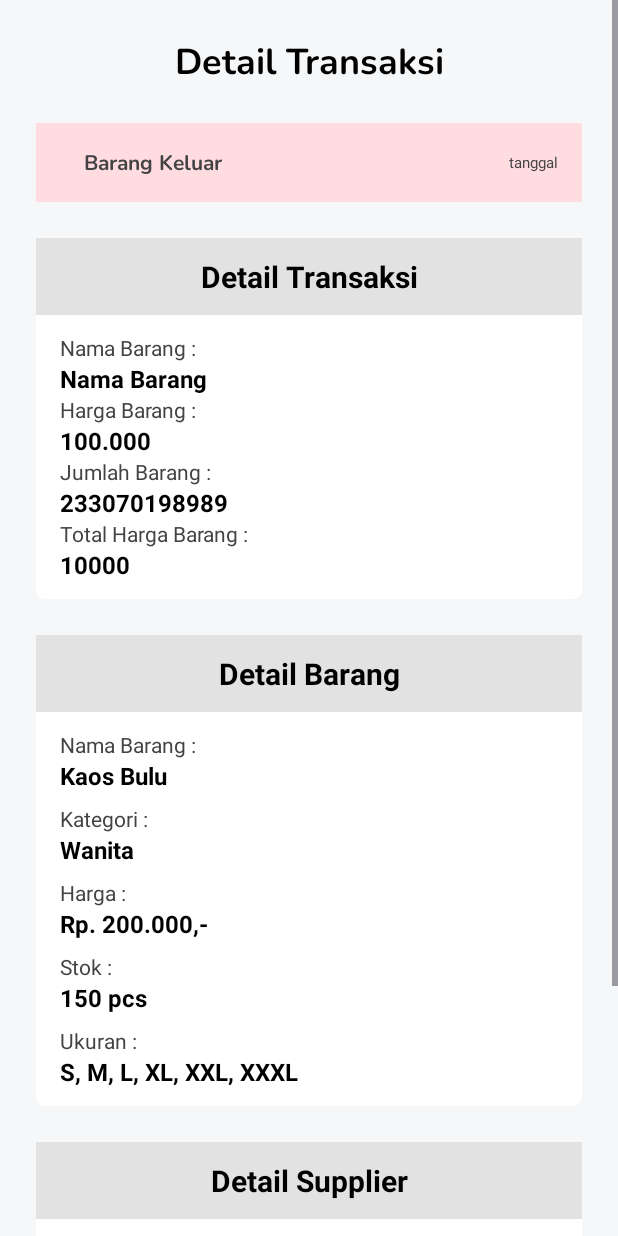
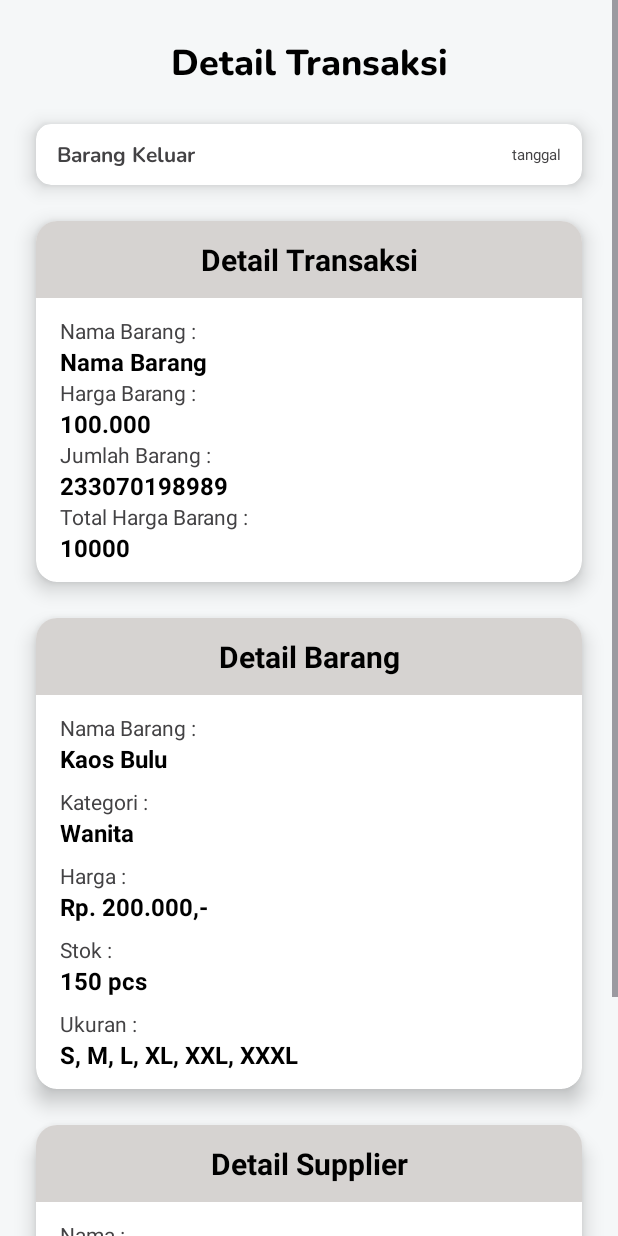
Before and after one commit to hamdaniqhmqd/APK-Monitoring-Gudang, an Android app: the fragment DetailTransaksiFragment placed in its activity, on a phone screen of 412 x 824 dp. Run offline under Robolectric (Android 15) with nearby library versions, the phone set to English and light mode, and no system bars; our stand-ins replace Room's generated code, data binding; pictures from the network do not load.

Commit message:
perbaikan dan penyesuaian tampilan transaksi

```diff
--- a/app/src/main/java/com/tugas/aplikasimonitoringgudang/ui/transaksi/DetailTransaksiFragment.kt
+++ b/app/src/main/java/com/tugas/aplikasimonitoringgudang/ui/transaksi/DetailTransaksiFragment.kt
@@ -109,7 +109,7 @@ class DetailTransaksiFragment : Fragment() {
                 status = transaksi.status
 
                 if (status == 1) {
-                    binding.wadahStatus.setBackgroundColor(
+                    binding.wadahStatus.setCardBackgroundColor(
                         ContextCompat.getColor(
                             requireContext(),
                             R.color.merah_keluar
@@ -117,7 +117,7 @@ class DetailTransaksiFragment : Fragment() {
                     )
                     binding.status.text = "Barang Keluar"
                 } else if (status == 2) {
-                    binding.wadahStatus.setBackgroundColor(
+                    binding.wadahStatus.setCardBackgroundColor(
                         ContextCompat.getColor(
                             requireContext(),
                             R.color.hijau_masuk
@@ -135,7 +135,7 @@ class DetailTransaksiFragment : Fragment() {
 
                 if (transaksi.statusAkhir == 3) {
                     binding.wadahStatusAkhir.visibility = View.VISIBLE
-                    binding.wadahStatusAkhir.setBackgroundColor(
+                    binding.wadahStatusAkhir.setCardBackgroundColor(
                         ContextCompat.getColor(
                             requireContext(),
                             R.color.putih_smooth
--- a/app/src/main/res/drawable/card_rounded_bawah.xml
+++ b/app/src/main/res/drawable/card_rounded_bawah.xml
@@ -4,6 +4,6 @@
     <corners
         android:topLeftRadius="0dp"
         android:topRightRadius="0dp"
-        android:bottomLeftRadius="20dp"
-        android:bottomRightRadius="20dp"/>
+        android:bottomLeftRadius="16dp"
+        android:bottomRightRadius="16dp"/>
 </shape>
--- a/app/src/main/res/layout/fragment_detail_transaksi.xml
+++ b/app/src/main/res/layout/fragment_detail_transaksi.xml
@@ -23,7 +23,7 @@
                 android:layout_width="wrap_content"
                 android:layout_height="wrap_content"
                 android:layout_marginTop="24dp"
-                android:fontFamily="@font/nunitobold"
+                android:fontFamily="@font/nunitoextrabold"
                 android:text="Detail Transaksi"
                 android:textColor="@color/black"
                 android:textSize="24sp"
@@ -32,23 +32,32 @@
                 app:layout_constraintTop_toTopOf="parent"
                 tools:ignore="MissingConstraints" />
 
-            <androidx.constraintlayout.widget.ConstraintLayout
+            <androidx.cardview.widget.CardView
                 android:id="@+id/wadah_status"
                 android:layout_width="match_parent"
                 android:layout_height="wrap_content"
                 android:layout_marginHorizontal="24dp"
                 android:layout_marginTop="24dp"
-                android:background="@color/merah_keluar"
-                android:padding="16dp"
+                android:background="@drawable/card_rounded"
+                android:visibility="visible"
+                app:cardCornerRadius="10dp"
+                app:cardElevation="8dp"
+                app:layout_constraintEnd_toEndOf="parent"
+                app:layout_constraintStart_toStartOf="parent"
                 app:layout_constraintTop_toBottomOf="@+id/label"
                 tools:ignore="MissingConstraints">
+
+                <androidx.constraintlayout.widget.ConstraintLayout
+                    android:layout_width="match_parent"
+                    android:layout_height="wrap_content"
+                    android:paddingHorizontal="14dp"
+                    android:paddingVertical="10dp">
 
                     <TextView
                         android:id="@+id/status"
                         android:layout_width="wrap_content"
                         android:layout_height="wrap_content"
                         android:fontFamily="@font/nunitobold"
-                    android:paddingStart="16dp"
                         android:text="Barang Keluar"
                         android:textColor="@color/hitam_smooth"
                         android:textSize="14sp"
@@ -61,7 +70,54 @@
                         android:id="@+id/tanggal_transaksi"
                         android:layout_width="wrap_content"
                         android:layout_height="wrap_content"
-                    android:layout_marginStart="14dp"
+                        android:text="tanggal"
+                        android:textAlignment="textEnd"
+                        android:textColor="@color/hitam_smooth"
+                        android:textSize="10sp"
+                        app:layout_constraintBottom_toBottomOf="parent"
+                        app:layout_constraintEnd_toEndOf="parent"
+                        app:layout_constraintTop_toTopOf="parent" />
+
+                </androidx.constraintlayout.widget.ConstraintLayout>
+
+            </androidx.cardview.widget.CardView>
+
+            <androidx.cardview.widget.CardView
+                android:id="@+id/wadah_status_akhir"
+                android:layout_width="match_parent"
+                android:layout_height="wrap_content"
+                android:layout_marginHorizontal="24dp"
+                android:layout_marginTop="24dp"
+                android:background="@drawable/card_rounded"
+                app:cardCornerRadius="10dp"
+                app:cardElevation="8dp"
+                android:visibility="gone"
+                app:layout_constraintTop_toBottomOf="@+id/wadah_status"
+                tools:ignore="MissingConstraints">
+
+                <androidx.constraintlayout.widget.ConstraintLayout
+                    android:layout_width="match_parent"
+                    android:layout_height="wrap_content"
+                    android:paddingHorizontal="14dp"
+                    android:paddingVertical="10dp">
+
+                    <TextView
+                        android:id="@+id/status_akhir"
+                        android:layout_width="wrap_content"
+                        android:layout_height="wrap_content"
+                        android:fontFamily="@font/nunitobold"
+                        android:text="Barang Keluar"
+                        android:textColor="@color/hitam_smooth"
+                        android:textSize="14sp"
+                        android:textStyle="bold"
+                        app:layout_constraintBottom_toBottomOf="parent"
+                        app:layout_constraintStart_toStartOf="parent"
+                        app:layout_constraintTop_toTopOf="parent" />
+
+                    <TextView
+                        android:id="@+id/tanggal_transaksi_akhir"
+                        android:layout_width="wrap_content"
+                        android:layout_height="wrap_content"
                         android:text="tanggal"
                         android:textColor="@color/hitam_smooth"
                         android:textSize="10sp"
@@ -71,47 +127,9 @@
 
                 </androidx.constraintlayout.widget.ConstraintLayout>
 
-            <androidx.constraintlayout.widget.ConstraintLayout
-                android:id="@+id/wadah_status_akhir"
-                android:layout_width="match_parent"
-                android:layout_height="wrap_content"
-                android:layout_marginHorizontal="24dp"
-                android:layout_marginTop="24dp"
-                android:visibility="gone"
-                android:background="@color/merah_keluar"
-                android:padding="16dp"
-                app:layout_constraintTop_toBottomOf="@+id/wadah_status"
-                tools:ignore="MissingConstraints">
+            </androidx.cardview.widget.CardView>
 
-                <TextView
-                    android:id="@+id/status_akhir"
-                    android:layout_width="wrap_content"
-                    android:layout_height="wrap_content"
-                    android:fontFamily="@font/nunitobold"
-                    android:paddingStart="16dp"
-                    android:text="Barang Keluar"
-                    android:textColor="@color/hitam_smooth"
-                    android:textSize="14sp"
-                    android:textStyle="bold"
-                    app:layout_constraintStart_toStartOf="parent"
-                    app:layout_constraintBottom_toBottomOf="parent"
-                    app:layout_constraintTop_toTopOf="parent" />
-
-                <TextView
-                    android:id="@+id/tanggal_transaksi_akhir"
-                    android:layout_width="wrap_content"
-                    android:layout_height="wrap_content"
-                    android:layout_marginStart="14dp"
-                    android:text="tanggal"
-                    android:textColor="@color/hitam_smooth"
-                    android:textSize="10sp"
-                    app:layout_constraintBottom_toBottomOf="parent"
-                    app:layout_constraintEnd_toEndOf="parent"
-                    app:layout_constraintTop_toTopOf="parent" />
-
-            </androidx.constraintlayout.widget.ConstraintLayout>
-
-            <androidx.constraintlayout.widget.ConstraintLayout
+            <androidx.cardview.widget.CardView
                 android:id="@+id/dataTransaksi"
                 android:layout_width="0dp"
                 android:layout_height="wrap_content"
@@ -120,13 +138,20 @@
                 android:background="@drawable/card_rounded"
                 android:backgroundTint="@color/white"
                 android:visibility="visible"
+                app:cardCornerRadius="14dp"
+                app:cardElevation="8dp"
                 app:layout_constraintEnd_toEndOf="parent"
                 app:layout_constraintStart_toStartOf="parent"
                 app:layout_constraintTop_toBottomOf="@id/wadah_status_akhir">
 
+                <LinearLayout
+                    android:layout_width="match_parent"
+                    android:layout_height="wrap_content"
+                    android:orientation="vertical">
+
                     <TextView
                         android:id="@+id/transaksi_title"
-                    android:layout_width="0dp"
+                        android:layout_width="match_parent"
                         android:layout_height="wrap_content"
                         android:background="@color/putih_smooth"
                         android:paddingVertical="12dp"
@@ -134,10 +159,7 @@
                         android:textAlignment="center"
                         android:textColor="@color/black"
                         android:textSize="20sp"
-                    android:textStyle="bold"
-                    app:layout_constraintEnd_toEndOf="parent"
-                    app:layout_constraintStart_toStartOf="parent"
-                    app:layout_constraintTop_toTopOf="parent" />
+                        android:textStyle="bold" />
 
                     <LinearLayout
                         android:id="@+id/wadah_data_transaksi"
@@ -145,9 +167,7 @@
                         android:layout_height="wrap_content"
                         android:orientation="vertical"
                         android:paddingHorizontal="16dp"
-                    android:paddingVertical="12dp"
-                    app:layout_constraintTop_toBottomOf="@+id/transaksi_title"
-                    tools:ignore="MissingConstraints">
+                        android:paddingVertical="12dp">
 
                         <TextView
                             android:id="@+id/tv_transaksi_name_label"
@@ -155,10 +175,7 @@
                             android:layout_height="wrap_content"
                             android:text="Nama Barang : "
                             android:textColor="@color/hitam_smooth"
-                        android:textSize="14sp"
-                        app:layout_constraintEnd_toEndOf="parent"
-                        app:layout_constraintStart_toStartOf="parent"
-                        app:layout_constraintTop_toBottomOf="@id/transaksi_title" />
+                            android:textSize="14sp" />
 
                         <TextView
                             android:id="@+id/tv_transaksi_name"
@@ -167,10 +184,7 @@
                             android:text="Nama Barang"
                             android:textColor="@color/hitam"
                             android:textSize="16sp"
-                        android:textStyle="bold"
-                        app:layout_constraintEnd_toEndOf="parent"
-                        app:layout_constraintStart_toStartOf="parent"
-                        app:layout_constraintTop_toBottomOf="@id/transaksi_title" />
+                            android:textStyle="bold" />
 
                         <TextView
                             android:id="@+id/tv_transaksi_harga_label"
@@ -178,10 +192,7 @@
                             android:layout_height="wrap_content"
                             android:text="Harga Barang : "
                             android:textColor="@color/hitam_smooth"
-                        android:textSize="14sp"
-                        app:layout_constraintEnd_toEndOf="parent"
-                        app:layout_constraintStart_toStartOf="parent"
-                        app:layout_constraintTop_toBottomOf="@id/transaksi_title" />
+                            android:textSize="14sp" />
 
                         <TextView
                             android:id="@+id/tv_transaksi_harga"
@@ -190,10 +201,7 @@
                             android:text="100.000"
                             android:textColor="@color/hitam"
                             android:textSize="16sp"
-                        android:textStyle="bold"
-                        app:layout_constraintEnd_toEndOf="parent"
-                        app:layout_constraintStart_toStartOf="parent"
-                        app:layout_constraintTop_toBottomOf="@id/tv_transaksi_name" />
+                            android:textStyle="bold" />
 
                         <TextView
                             android:id="@+id/tv_transaksi_jumlah_label"
@@ -201,10 +209,7 @@
                             android:layout_height="wrap_content"
                             android:text="Jumlah Barang : "
                             android:textColor="@color/hitam_smooth"
-                        android:textSize="14sp"
-                        app:layout_constraintEnd_toEndOf="parent"
-                        app:layout_constraintStart_toStartOf="parent"
-                        app:layout_constraintTop_toBottomOf="@id/transaksi_title" />
+                            android:textSize="14sp" />
 
                         <TextView
                             android:id="@+id/tv_transaksi_jumlah"
@@ -213,10 +218,7 @@
                             android:text="233070198989"
                             android:textColor="@color/hitam"
                             android:textSize="16sp"
-                        android:textStyle="bold"
-                        app:layout_constraintEnd_toEndOf="parent"
-                        app:layout_constraintStart_toStartOf="parent"
-                        app:layout_constraintTop_toBottomOf="@id/tv_transaksi_harga" />
+                            android:textStyle="bold" />
 
                         <TextView
                             android:id="@+id/tv_transaksi_total_label"
@@ -224,10 +226,7 @@
                             android:layout_height="wrap_content"
                             android:text="Total Harga Barang : "
                             android:textColor="@color/hitam_smooth"
-                        android:textSize="14sp"
-                        app:layout_constraintEnd_toEndOf="parent"
-                        app:layout_constraintStart_toStartOf="parent"
-                        app:layout_constraintTop_toBottomOf="@id/transaksi_title" />
+                            android:textSize="14sp" />
 
                         <TextView
                             android:id="@+id/tv_transaksi_total"
@@ -236,16 +235,15 @@
                             android:text="10000"
                             android:textColor="@color/hitam"
                             android:textSize="16sp"
-                        android:textStyle="bold"
-                        app:layout_constraintEnd_toEndOf="parent"
-                        app:layout_constraintStart_toStartOf="parent"
-                        app:layout_constraintTop_toBottomOf="@id/tv_transaksi_jumlah" />
+                            android:textStyle="bold" />
 
                     </LinearLayout>
 
-            </androidx.constraintlayout.widget.ConstraintLayout>
+                </LinearLayout>
 
-            <androidx.constraintlayout.widget.ConstraintLayout
+            </androidx.cardview.widget.CardView>
+
+            <androidx.cardview.widget.CardView
                 android:id="@+id/data_detail_barang"
                 android:layout_width="0dp"
                 android:layout_height="wrap_content"
@@ -254,13 +252,20 @@
                 android:background="@drawable/card_rounded"
                 android:backgroundTint="@color/white"
                 android:visibility="visible"
+                app:cardCornerRadius="14dp"
+                app:cardElevation="8dp"
                 app:layout_constraintEnd_toEndOf="parent"
                 app:layout_constraintStart_toStartOf="parent"
                 app:layout_constraintTop_toBottomOf="@id/dataTransaksi">
 
+                <LinearLayout
+                    android:layout_width="match_parent"
+                    android:layout_height="wrap_content"
+                    android:orientation="vertical">
+
                     <TextView
                         android:id="@+id/barang_title"
-                    android:layout_width="0dp"
+                        android:layout_width="match_parent"
                         android:layout_height="wrap_content"
                         android:background="@color/putih_smooth"
                         android:paddingVertical="12dp"
@@ -300,9 +305,9 @@
                             android:layout_height="wrap_content"
                             android:paddingBottom="8dp"
                             android:text="Kaos Bulu"
+                            android:textColor="@color/hitam"
                             android:textSize="16sp"
                             android:textStyle="bold"
-                        android:textColor="@color/hitam"
                             app:layout_constraintEnd_toEndOf="parent"
                             app:layout_constraintStart_toStartOf="parent"
                             app:layout_constraintTop_toBottomOf="@+id/barang_title_label" />
@@ -324,9 +329,9 @@
                             android:layout_height="wrap_content"
                             android:paddingBottom="8dp"
                             android:text="Wanita"
+                            android:textColor="@color/hitam"
                             android:textSize="16sp"
                             android:textStyle="bold"
-                        android:textColor="@color/hitam"
                             app:layout_constraintEnd_toEndOf="parent"
                             app:layout_constraintStart_toStartOf="parent"
                             app:layout_constraintTop_toBottomOf="@id/tv_barang_category_label" />
@@ -348,9 +353,9 @@
                             android:layout_height="wrap_content"
                             android:paddingBottom="8dp"
                             android:text="Rp. 200.000,-"
+                            android:textColor="@color/hitam"
                             android:textSize="16sp"
                             android:textStyle="bold"
-                        android:textColor="@color/hitam"
                             app:layout_constraintEnd_toEndOf="parent"
                             app:layout_constraintStart_toStartOf="parent"
                             app:layout_constraintTop_toBottomOf="@id/tv_barang_price_label" />
@@ -372,9 +377,9 @@
                             android:layout_height="wrap_content"
                             android:paddingBottom="8dp"
                             android:text="150 pcs"
+                            android:textColor="@color/hitam"
                             android:textSize="16sp"
                             android:textStyle="bold"
-                        android:textColor="@color/hitam"
                             app:layout_constraintEnd_toEndOf="parent"
                             app:layout_constraintStart_toStartOf="parent"
                             app:layout_constraintTop_toBottomOf="@id/tv_barang_stock_label" />
@@ -395,18 +400,20 @@
                             android:layout_width="match_parent"
                             android:layout_height="wrap_content"
                             android:text="S, M, L, XL, XXL, XXXL"
+                            android:textColor="@color/hitam"
                             android:textSize="16sp"
                             android:textStyle="bold"
-                        android:textColor="@color/hitam"
                             app:layout_constraintEnd_toEndOf="parent"
                             app:layout_constraintStart_toStartOf="parent"
                             app:layout_constraintTop_toBottomOf="@id/tv_barang_sizes_label" />
 
                     </LinearLayout>
 
-            </androidx.constraintlayout.widget.ConstraintLayout>
+                </LinearLayout>
 
-            <androidx.constraintlayout.widget.ConstraintLayout
+            </androidx.cardview.widget.CardView>
+
+            <androidx.cardview.widget.CardView
                 android:id="@+id/dataSupplier"
                 android:layout_width="0dp"
                 android:layout_height="wrap_content"
@@ -415,13 +422,20 @@
                 android:background="@drawable/card_rounded"
                 android:backgroundTint="@color/white"
                 android:visibility="visible"
+                app:cardCornerRadius="14dp"
+                app:cardElevation="8dp"
                 app:layout_constraintEnd_toEndOf="parent"
                 app:layout_constraintStart_toStartOf="parent"
                 app:layout_constraintTop_toBottomOf="@id/data_detail_barang">
 
+                <LinearLayout
+                    android:layout_width="match_parent"
+                    android:layout_height="wrap_content"
+                    android:orientation="vertical">
+
                     <TextView
                         android:id="@+id/supplier_title"
-                    android:layout_width="0dp"
+                        android:layout_width="match_parent"
                         android:layout_height="wrap_content"
                         android:background="@color/putih_smooth"
                         android:paddingVertical="12dp"
@@ -515,7 +529,9 @@
 
                     </LinearLayout>
 
-            </androidx.constraintlayout.widget.ConstraintLayout>
+                </LinearLayout>
+
+            </androidx.cardview.widget.CardView>
 
             <androidx.constraintlayout.widget.ConstraintLayout
                 android:id="@+id/grpButton"
--- a/app/src/main/res/layout/fragment_transaksi.xml
+++ b/app/src/main/res/layout/fragment_transaksi.xml
@@ -36,7 +36,7 @@
                     android:id="@+id/label"
                     android:layout_width="wrap_content"
                     android:layout_height="wrap_content"
-                    android:fontFamily="@font/nunitobold"
+                    android:fontFamily="@font/nunitoextrabold"
                     android:text="Transaksi List"
                     android:textColor="@color/white"
                     android:textSize="24sp"
@@ -69,7 +69,7 @@
                 android:layout_width="0dp"
                 android:layout_height="wrap_content"
                 android:paddingTop="14dp"
-                android:visibility="gone"
+                android:visibility="visible"
                 app:layout_constraintEnd_toEndOf="parent"
                 app:layout_constraintStart_toStartOf="parent"
                 app:layout_constraintTop_toBottomOf="@+id/header"
@@ -79,7 +79,7 @@
                 android:id="@+id/info_data_kosong"
                 android:layout_width="wrap_content"
                 android:layout_height="wrap_content"
-                android:visibility="visible"
+                android:visibility="gone"
                 app:layout_constraintBottom_toBottomOf="parent"
                 app:layout_constraintEnd_toEndOf="parent"
                 app:layout_constraintStart_toStartOf="parent"
--- a/app/src/main/res/values/colors.xml
+++ b/app/src/main/res/values/colors.xml
@@ -4,15 +4,15 @@
     <color name="white">#FFFFFFFF</color>
 
     <color name="kuning">#F4CE14</color>
-    <color name="kuning_smooth">#FDE674</color>
+    <color name="kuning_smooth">#ECDA84</color>
     <color name="putih_bg">#F5F7F8</color>
     <color name="putih">#F5F7F8</color>
     <color name="hitam">#000000</color>
     <color name="hitam_smooth">#434244</color>
-    <color name="hijau_masuk">#DEFFDD</color>
-    <color name="merah_keluar">#FFDCDF</color>
-    <color name="putih_smooth">#E2E2E2</color>
-    <color name="merah_hapus">#990000</color>
+    <color name="hijau_masuk">#bbf7d0</color>
+    <color name="merah_keluar">#fecaca</color>
+    <color name="putih_smooth">#d6d3d1</color>
+    <color name="merah_hapus">#dc2626</color>
     <color name="hijau">#347928</color>
 
 </resources>
--- a/app/src/main/res/values/themes.xml
+++ b/app/src/main/res/values/themes.xml
@@ -3,6 +3,9 @@
     <style name="Base.Theme.Aplikasimonitoringgudang" parent="Theme.Material3.DayNight.NoActionBar">
         <!-- Customize your light theme here. -->
         <!-- <item name="colorPrimary">@color/my_light_primary</item> -->
+
+        <!-- Warna Status Bar -->
+        <item name="android:statusBarColor" type="">@color/kuning</item>
     </style>
 
     <style name="Theme.Aplikasimonitoringgudang" parent="Base.Theme.Aplikasimonitoringgudang" />
```
Also changed, not shown: app/src/main/res/layout/fragment_add_edit_transaksi.xml (+52 -28 lines), app/src/main/res/layout/item_header_bulan_transaksi.xml (+16 -6 lines), app/src/main/res/layout/item_transaksi.xml (+34 -26 lines). Lines whose indentation alone changed are shown as unchanged.
